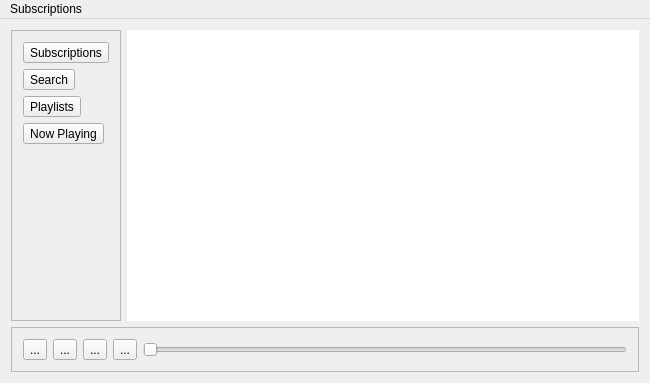
peternogg/OboePodcastPlayer, file player/OboeWindow.ui: the form before one commit.
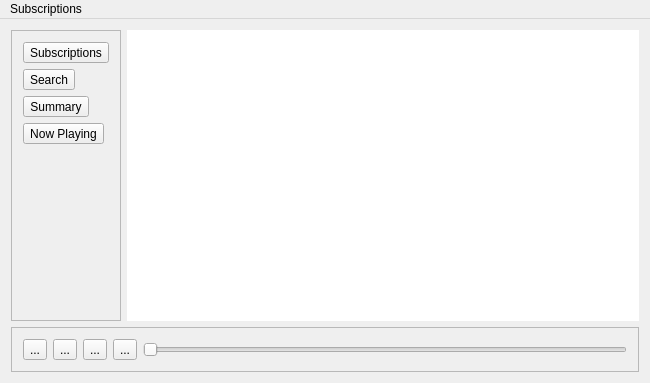
The form after the commit.

Commit message: Updated the UI to swap playlist for summary

What changed in the file:
```diff
--- a/player/OboeWindow.ui
+++ b/player/OboeWindow.ui
@@ -175,7 +175,7 @@
        <item>
         <widget class="QToolButton" name="navPlaylists">
          <property name="text">
-          <string>Playlists</string>
+          <string>Summary</string>
          </property>
         </widget>
        </item>
```
Left out of the diff: 8 changed lines with no effect on the pictures. The commit also changes 1 other file.
